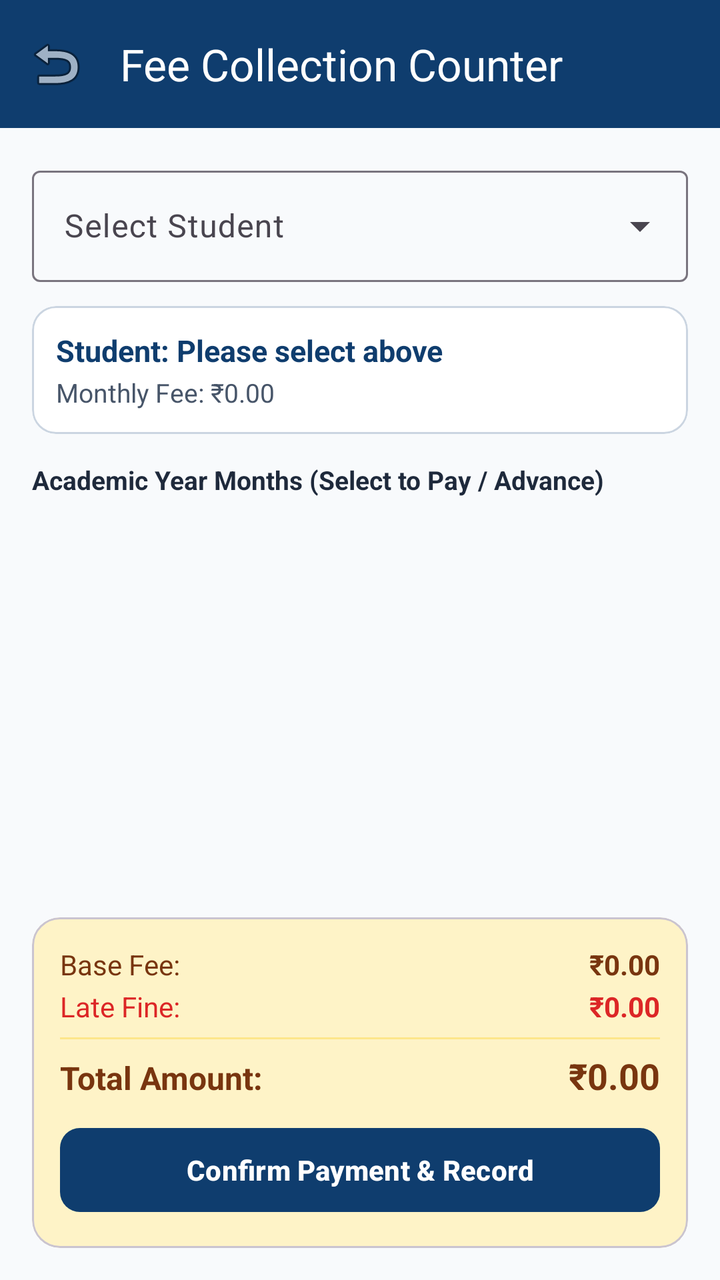
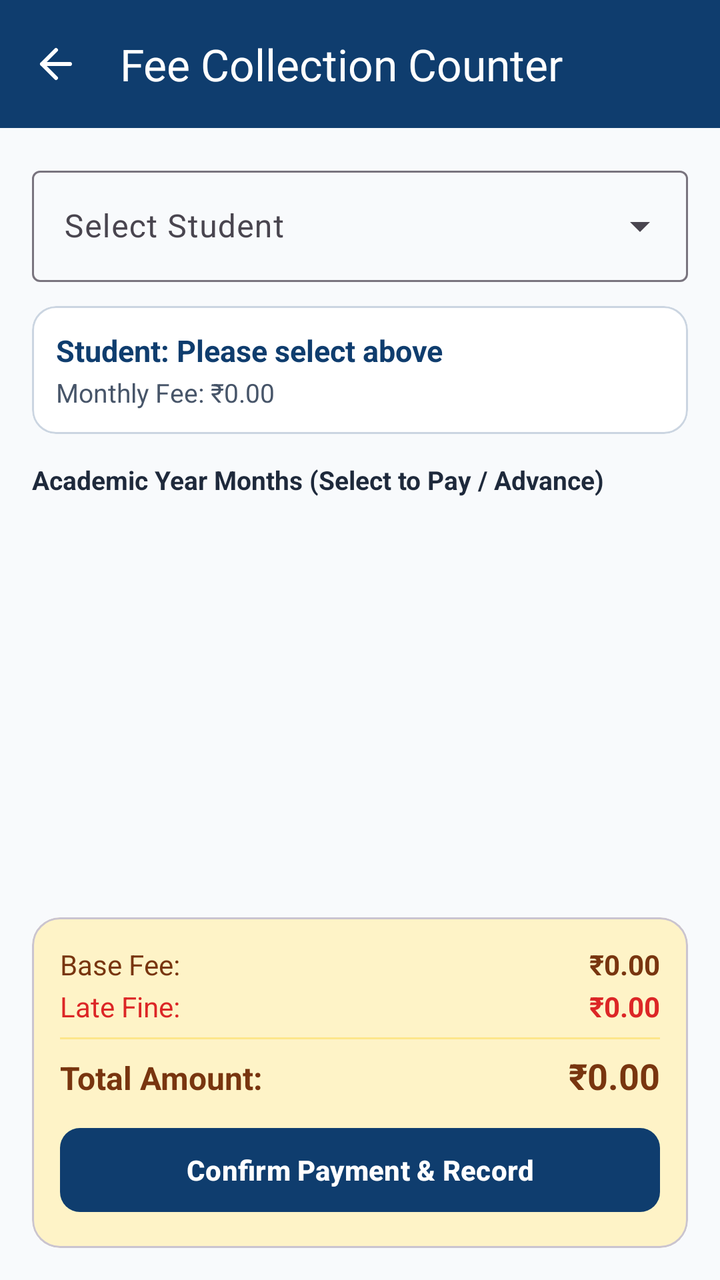

Compare the two renders of this Android layout. The source of the first and the diff that turns it into the second are given below.
<!-- AndroidManifest.xml: application theme Theme.SchoolManager -->
<!-- res/layout/activity_fee_counter.xml -->
<?xml version="1.0" encoding="utf-8"?>
<androidx.coordinatorlayout.widget.CoordinatorLayout
    xmlns:android="http://schemas.android.com/apk/res/android"
    xmlns:app="http://schemas.android.com/apk/res-auto"
    android:layout_width="match_parent"
    android:layout_height="match_parent"
    android:background="#F8FAFC">

    <com.google.android.material.appbar.AppBarLayout
        android:layout_width="match_parent"
        android:layout_height="wrap_content">

        <com.google.android.material.appbar.MaterialToolbar
            android:id="@+id/toolbar"
            android:layout_width="match_parent"
            android:layout_height="?attr/actionBarSize"
            android:background="#0F3D6E"
            app:title="Fee Collection Counter"
            app:titleTextColor="@android:color/white"
            app:navigationIcon="@android:drawable/ic_menu_revert" />
    </com.google.android.material.appbar.AppBarLayout>

    <LinearLayout
        android:layout_width="match_parent"
        android:layout_height="match_parent"
        android:orientation="vertical"
        android:padding="16dp"
        app:layout_behavior="@string/appbar_scrolling_view_behavior">

        <com.google.android.material.textfield.TextInputLayout
            android:id="@+id/tilStudentSelect"
            style="@style/Widget.Material3.TextInputLayout.OutlinedBox.ExposedDropdownMenu"
            android:layout_width="match_parent"
            android:layout_height="wrap_content"
            android:hint="Select Student">

            <AutoCompleteTextView
                android:id="@+id/actvStudentSelect"
                android:layout_width="match_parent"
                android:layout_height="wrap_content"
                android:inputType="none" />
        </com.google.android.material.textfield.TextInputLayout>

        <com.google.android.material.card.MaterialCardView
            android:id="@+id/cardStudentInfo"
            android:layout_width="match_parent"
            android:layout_height="wrap_content"
            android:layout_marginTop="12dp"
            app:cardCornerRadius="12dp"
            app:strokeWidth="1dp"
            app:strokeColor="#CBD5E1"
            app:cardBackgroundColor="@android:color/white">

            <LinearLayout
                android:layout_width="match_parent"
                android:layout_height="wrap_content"
                android:orientation="vertical"
                android:padding="12dp">

                <TextView
                    android:id="@+id/tvSelectedStudentName"
                    android:layout_width="wrap_content"
                    android:layout_height="wrap_content"
                    android:text="Student: Please select above"
                    android:textColor="#0F3D6E"
                    android:textSize="15sp"
                    android:textStyle="bold" />

                <TextView
                    android:id="@+id/tvSelectedStudentMeta"
                    android:layout_width="wrap_content"
                    android:layout_height="wrap_content"
                    android:layout_marginTop="2dp"
                    android:text="Monthly Fee: ₹0.00"
                    android:textColor="#475569"
                    android:textSize="13sp" />
            </LinearLayout>
        </com.google.android.material.card.MaterialCardView>

        <TextView
            android:layout_width="wrap_content"
            android:layout_height="wrap_content"
            android:layout_marginTop="14dp"
            android:layout_marginBottom="6dp"
            android:text="Academic Year Months (Select to Pay / Advance)"
            android:textColor="#1E293B"
            android:textSize="13sp"
            android:textStyle="bold" />

        <androidx.recyclerview.widget.RecyclerView
            android:id="@+id/rvMonths"
            android:layout_width="match_parent"
            android:layout_height="0dp"
            android:layout_weight="1" />

        <com.google.android.material.card.MaterialCardView
            android:layout_width="match_parent"
            android:layout_height="wrap_content"
            android:layout_marginTop="12dp"
            app:cardCornerRadius="14dp"
            app:cardBackgroundColor="#FEF3C7">

            <LinearLayout
                android:layout_width="match_parent"
                android:layout_height="wrap_content"
                android:orientation="vertical"
                android:padding="14dp">

                <LinearLayout
                    android:layout_width="match_parent"
                    android:layout_height="wrap_content"
                    android:orientation="horizontal">

                    <TextView
                        android:layout_width="0dp"
                        android:layout_height="wrap_content"
                        android:layout_weight="1"
                        android:text="Base Fee:"
                        android:textColor="#78350F" />

                    <TextView
                        android:id="@+id/tvTotalBaseFee"
                        android:layout_width="wrap_content"
                        android:layout_height="wrap_content"
                        android:text="₹0.00"
                        android:textColor="#78350F"
                        android:textStyle="bold" />
                </LinearLayout>

                <LinearLayout
                    android:layout_width="match_parent"
                    android:layout_height="wrap_content"
                    android:layout_marginTop="2dp"
                    android:orientation="horizontal">

                    <TextView
                        android:layout_width="0dp"
                        android:layout_height="wrap_content"
                        android:layout_weight="1"
                        android:text="Late Fine:"
                        android:textColor="#DC2626" />

                    <TextView
                        android:id="@+id/tvTotalLateFee"
                        android:layout_width="wrap_content"
                        android:layout_height="wrap_content"
                        android:text="₹0.00"
                        android:textColor="#DC2626"
                        android:textStyle="bold" />
                </LinearLayout>

                <View
                    android:layout_width="match_parent"
                    android:layout_height="1dp"
                    android:layout_marginVertical="6dp"
                    android:background="#FDE68A" />

                <LinearLayout
                    android:layout_width="match_parent"
                    android:layout_height="wrap_content"
                    android:orientation="horizontal">

                    <TextView
                        android:layout_width="0dp"
                        android:layout_height="wrap_content"
                        android:layout_weight="1"
                        android:text="Total Amount:"
                        android:textColor="#78350F"
                        android:textSize="16sp"
                        android:textStyle="bold" />

                    <TextView
                        android:id="@+id/tvTotalPayable"
                        android:layout_width="wrap_content"
                        android:layout_height="wrap_content"
                        android:text="₹0.00"
                        android:textColor="#78350F"
                        android:textSize="18sp"
                        android:textStyle="bold" />
                </LinearLayout>

                <com.google.android.material.button.MaterialButton
                    android:id="@+id/btnSubmitPayment"
                    android:layout_width="match_parent"
                    android:layout_height="50dp"
                    android:layout_marginTop="10dp"
                    android:text="Confirm Payment &amp; Record"
                    android:textStyle="bold"
                    app:backgroundTint="#0F3D6E"
                    app:cornerRadius="10dp" />
            </LinearLayout>
        </com.google.android.material.card.MaterialCardView>

    </LinearLayout>
</androidx.coordinatorlayout.widget.CoordinatorLayout>
<!-- resources referenced by this layout -->
<resources>
  <style name="Theme.SchoolManager" parent="Theme.Material3.DayNight.NoActionBar">
          <item name="colorPrimary">#0F3D6E</item>
          <item name="colorOnPrimary">#FFFFFF</item>
          <item name="colorSecondary">#D97706</item>
          
          <item name="colorSecondaryContainer">#FEF3C7</item>
          <item name="colorOnSecondaryContainer">#0F3D6E</item>
          <item name="android:statusBarColor">#0F3D6E</item>
          <item name="android:windowLightStatusBar">false</item>
      </style>
</resources>

<!-- the commit's change to res/layout/activity_fee_counter.xml (unified diff, before → after) -->
@@ -17,7 +17,7 @@
             android:background="#0F3D6E"
             app:title="Fee Collection Counter"
             app:titleTextColor="@android:color/white"
-            app:navigationIcon="@android:drawable/ic_menu_revert" />
+            app:navigationIcon="@drawable/ic_arrow_back_modern" />
     </com.google.android.material.appbar.AppBarLayout>
 
     <LinearLayout
<!-- resource entries referenced after the edit -->
@@ -1,5 +1,7 @@
 <!-- resources referenced by this layout -->
 <resources>
+  <!-- drawable ic_arrow_back_modern (drawable) -->
+  <vector xmlns:android="http://schemas.android.com/apk/res/android" android:width="24dp" android:height="24dp" android:viewportWidth="24" android:viewportHeight="24"><path android:fillColor="@android:color/transparent" android:strokeColor="#FFFFFF" android:strokeWidth="2" android:strokeLineCap="round" android:strokeLineJoin="round" android:pathData="M19 12H5m0 0 7-7m-7 7 7 7"/></vector>
   <style name="Theme.SchoolManager" parent="Theme.Material3.DayNight.NoActionBar">
           <item name="colorPrimary">#0F3D6E</item>
           <item name="colorOnPrimary">#FFFFFF</item>
